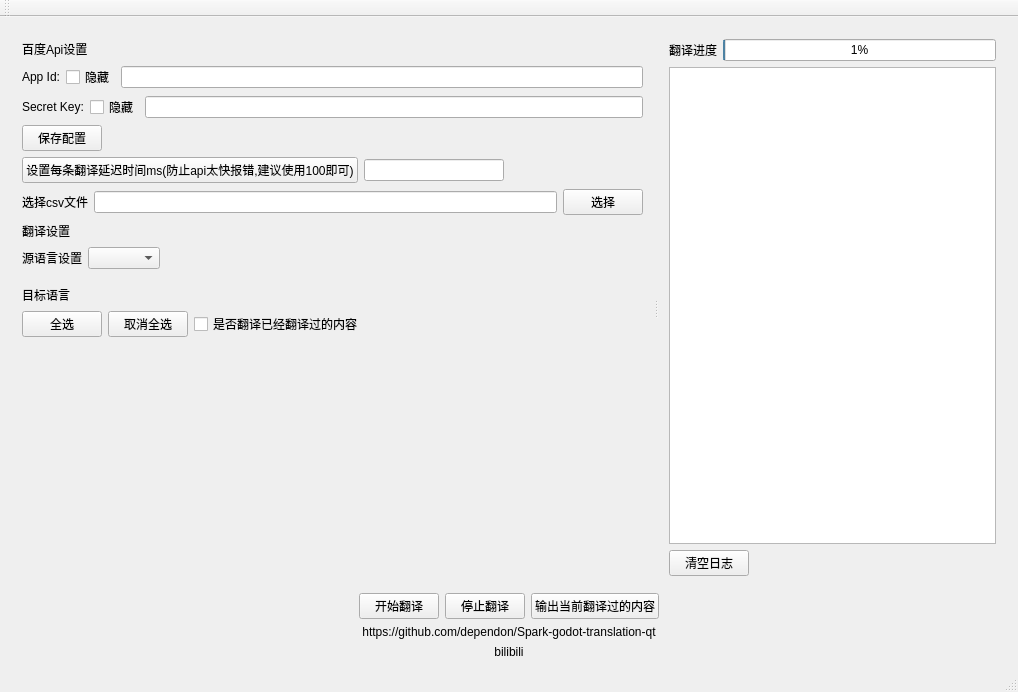
The window that mainwindow.ui (dependon/Spark-godot-translation-qt) describes before a commit, drawn with Qt 5.
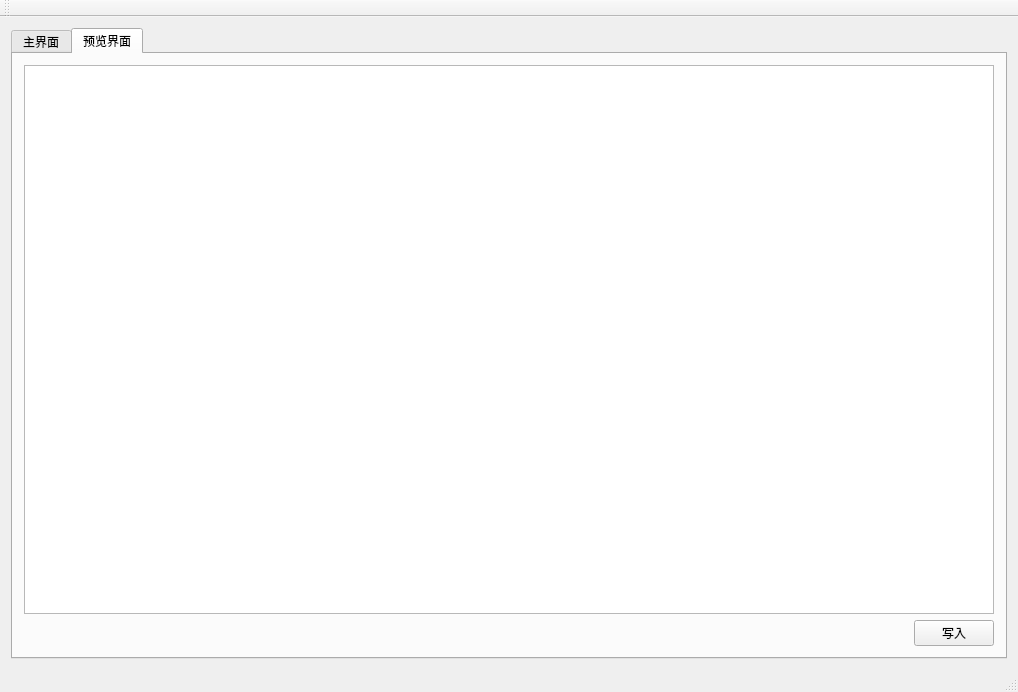
The same window after the commit. The open tabs and pages were chosen to show the change.

Commit message:
feat: 添加预览界面和应用程序图标功能
添加新的预览界面选项卡，用于实时查看翻译数据
实现预览表格的自动更新和写入功能
为应用程序添加图标并设置样式
优化表格样式和界面布局

Patch:
```diff
--- a/mainwindow.ui
+++ b/mainwindow.ui
@@ -14,6 +14,16 @@
    <string>MainWindow</string>
   </property>
   <widget class="QWidget" name="centralWidget">
+   <layout class="QVBoxLayout" name="verticalLayout_8">
+    <item>
+     <widget class="QTabWidget" name="tabWidget">
+      <property name="currentIndex">
+       <number>0</number>
+      </property>
+      <widget class="QWidget" name="tab">
+       <attribute name="title">
+        <string>主界面</string>
+       </attribute>
    <layout class="QVBoxLayout" name="verticalLayout_7" stretch="1,0,0,0">
     <item>
      <widget class="QSplitter" name="splitter">
@@ -467,6 +477,44 @@
       <property name="alignment">
        <set>Qt::AlignCenter</set>
       </property>
+         </widget>
+        </item>
+       </layout>
+      </widget>
+      <widget class="QWidget" name="tab_2">
+       <attribute name="title">
+        <string>预览界面</string>
+       </attribute>
+       <layout class="QVBoxLayout" name="verticalLayout_9">
+        <item>
+         <widget class="QTableWidget" name="table_previewData"/>
+        </item>
+        <item>
+         <layout class="QHBoxLayout" name="horizontalLayout_14">
+          <item>
+           <spacer name="horizontalSpacer_11">
+            <property name="orientation">
+             <enum>Qt::Horizontal</enum>
+            </property>
+            <property name="sizeHint" stdset="0">
+             <size>
+              <width>40</width>
+              <height>20</height>
+             </size>
+            </property>
+           </spacer>
+          </item>
+          <item>
+           <widget class="QPushButton" name="btn_previewWrite">
+            <property name="text">
+             <string>写入</string>
+            </property>
+           </widget>
+          </item>
+         </layout>
+        </item>
+       </layout>
+      </widget>
      </widget>
     </item>
    </layout>
```
Lines whose indentation alone changed are shown as unchanged. The commit also changes 6 other files.
